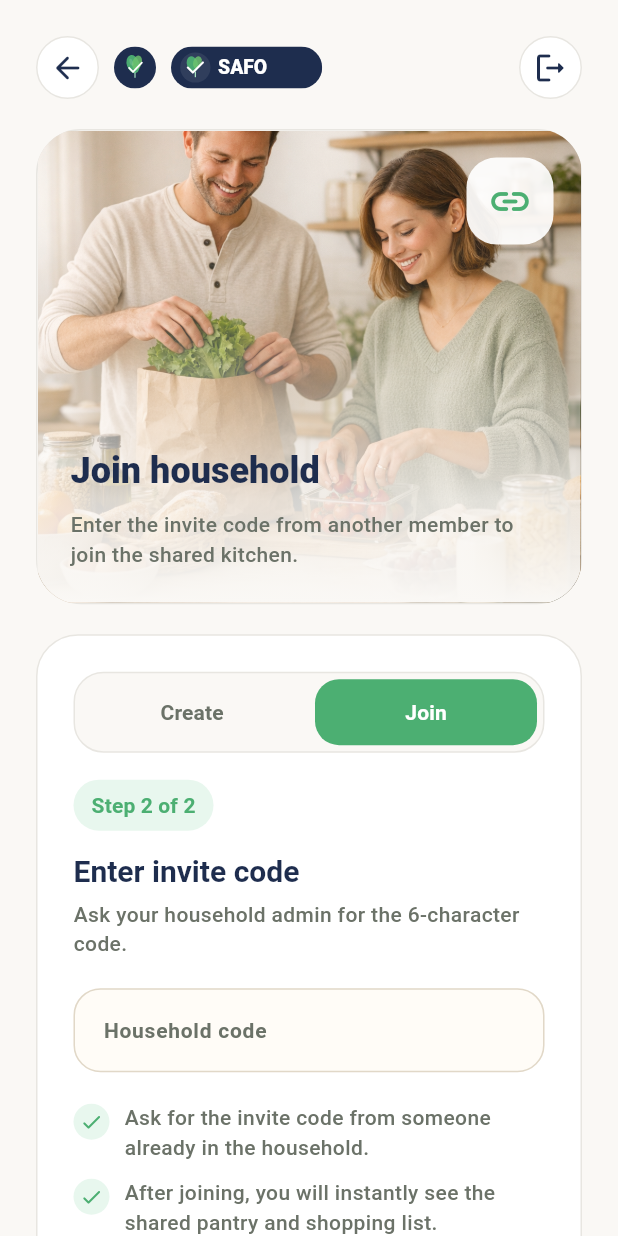
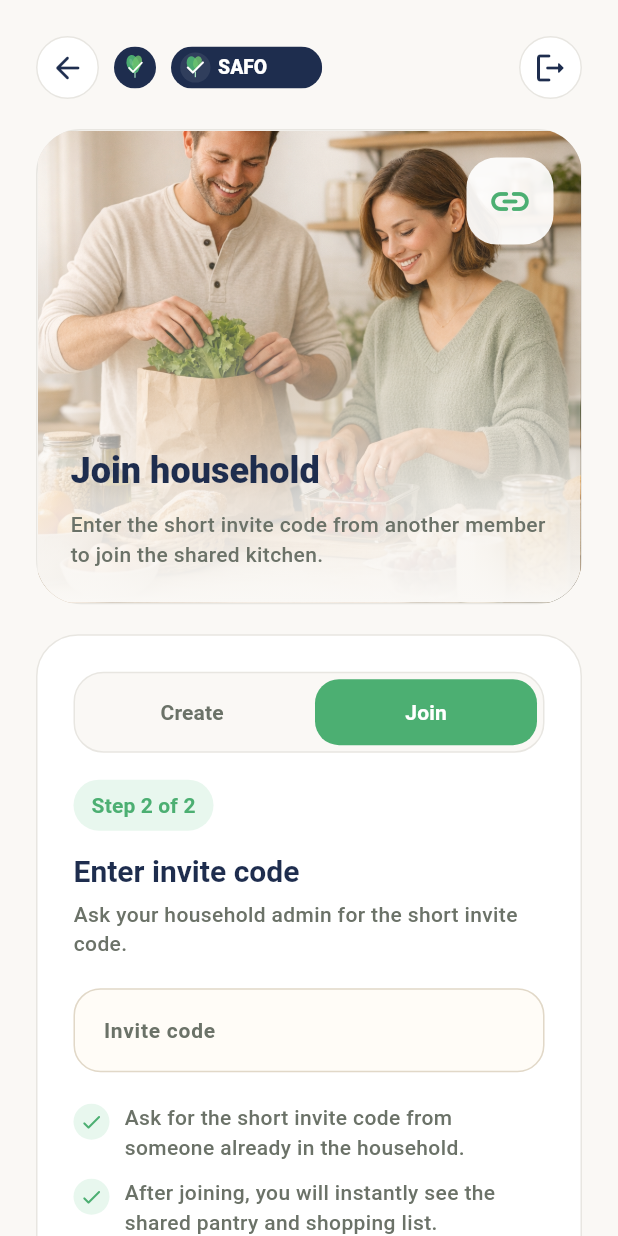
Before and after one commit to marcelhotka/food-inventory-mobile, a Flutter app: the screen it shows once a user with an empty profile is signed in, after a tap on "Create household", after a tap on "Join", on a phone screen of 412 x 824 dp. Run offline on Flutter 3.47's test engine with Material 3 defaults, Android fonts, the phone set to English and light mode, and no system bars; our stand-ins replace flutter_dotenv, flutter_svg, image_picker, supabase_flutter; accounts and stored records are empty; network calls fail.

Commit message:
Use short household invite codes

```diff
--- a/lib/features/households/presentation/household_screen.dart
+++ b/lib/features/households/presentation/household_screen.dart
@@ -75,13 +75,13 @@ class _HouseholdScreenState extends State<HouseholdScreen> {
   }
 
   Future<void> _copyCode() async {
-    await Clipboard.setData(ClipboardData(text: widget.household.id));
+    await Clipboard.setData(ClipboardData(text: widget.household.inviteCode));
     if (!mounted) return;
     showSuccessFeedback(
       context,
       context.tr(
-        en: 'Household code copied.',
-        sk: 'Kód domácnosti bol skopírovaný.',
+        en: 'Invite code copied.',
+        sk: 'Pozývací kód bol skopírovaný.',
       ),
     );
   }
@@ -216,7 +216,7 @@ class _HouseholdScreenState extends State<HouseholdScreen> {
                   ),
                   const SizedBox(height: 14),
                   _HouseholdCodeCard(
-                    householdId: widget.household.id,
+                    inviteCode: widget.household.inviteCode,
                     onCopyCode: _copyCode,
                   ),
                   const SizedBox(height: 16),
@@ -245,8 +245,8 @@ class _HouseholdScreenState extends State<HouseholdScreen> {
                             const SizedBox(height: 8),
                             Text(
                               context.tr(
-                                en: 'Try pulling to refresh after another user joins with your household code.',
-                                sk: 'Skús potiahnuť na obnovenie po tom, ako sa ďalší používateľ pripojí cez kód tvojej domácnosti.',
+                                en: 'Try pulling to refresh after another user joins with your invite code.',
+                                sk: 'Skús potiahnuť na obnovenie po tom, ako sa ďalší používateľ pripojí cez tvoj pozývací kód.',
                               ),
                               textAlign: TextAlign.center,
                               style: Theme.of(context).textTheme.bodySmall,
@@ -1559,11 +1559,11 @@ class _HouseholdSummaryCard extends StatelessWidget {
 }
 
 class _HouseholdCodeCard extends StatelessWidget {
-  final String householdId;
+  final String inviteCode;
   final VoidCallback onCopyCode;
 
   const _HouseholdCodeCard({
-    required this.householdId,
+    required this.inviteCode,
     required this.onCopyCode,
   });
 
@@ -1588,8 +1588,8 @@ class _HouseholdCodeCard extends StatelessWidget {
             const SizedBox(height: 8),
             Text(
               context.tr(
-                en: 'Share this household code with your family so they can join the same pantry, shopping list, and meal plan.',
-                sk: 'Zdieľaj tento kód domácnosti s rodinou, aby sa pripojili do rovnakej špajze, nákupu a jedálnička.',
+                en: 'Share this short invite code with your family so they can join the same pantry, shopping list, and meal plan.',
+                sk: 'Zdieľaj tento krátky pozývací kód s rodinou, aby sa pripojili do rovnakej špajze, nákupu a jedálnička.',
               ),
               style: Theme.of(context).textTheme.bodyMedium?.copyWith(
                 color: SafoColors.textSecondary,
@@ -1605,7 +1605,7 @@ class _HouseholdCodeCard extends StatelessWidget {
                 borderRadius: BorderRadius.circular(16),
               ),
               child: SelectableText(
-                householdId,
+                inviteCode,
                 style: Theme.of(
                   context,
                 ).textTheme.bodyLarge?.copyWith(fontWeight: FontWeight.w700),
@@ -1615,7 +1615,9 @@ class _HouseholdCodeCard extends StatelessWidget {
             FilledButton.tonalIcon(
               onPressed: onCopyCode,
               icon: const Icon(Icons.copy_outlined),
-              label: Text(context.tr(en: 'Copy code', sk: 'Kopírovať kód')),
+              label: Text(
+                context.tr(en: 'Copy invite code', sk: 'Kopírovať kód'),
+              ),
             ),
           ],
         ),
--- a/lib/features/households/presentation/household_setup_screen.dart
+++ b/lib/features/households/presentation/household_setup_screen.dart
@@ -7,6 +7,7 @@ import '../../../core/widgets/app_feedback.dart';
 import '../../../core/widgets/safo_logo.dart';
 import '../../auth/data/auth_repository.dart';
 import '../../auth/presentation/sign_out_action.dart';
+import '../data/household_remote_data_source.dart';
 import '../data/household_repository.dart';
 import '../domain/household.dart';
 
@@ -123,7 +124,7 @@ class _HouseholdSetupScreenState extends State<HouseholdSetupScreen> {
     if ((_joinCodeController.text).trim().isEmpty) {
       showErrorFeedback(
         context,
-        context.tr(en: 'Enter a household code.', sk: 'Zadaj kód domácnosti.'),
+        context.tr(en: 'Enter an invite code.', sk: 'Zadaj pozývací kód.'),
       );
       return;
     }
@@ -143,6 +144,9 @@ class _HouseholdSetupScreenState extends State<HouseholdSetupScreen> {
           sk: 'Pripojenie do domácnosti bolo úspešné.',
         ),
       );
+    } on HouseholdJoinCodeException catch (error) {
+      if (!mounted) return;
+      showErrorFeedback(context, _joinCodeErrorMessage(context, error));
     } catch (_) {
       if (!mounted) return;
       showErrorFeedback(
@@ -159,6 +163,30 @@ class _HouseholdSetupScreenState extends State<HouseholdSetupScreen> {
         });
       }
     }
+  }
+
+  String _joinCodeErrorMessage(
+    BuildContext context,
+    HouseholdJoinCodeException error,
+  ) {
+    return switch (error.message) {
+      'Household code is empty.' => context.tr(
+        en: 'Enter an invite code.',
+        sk: 'Zadaj pozývací kód.',
+      ),
+      'Household code was not found.' => context.tr(
+        en: 'Invite code was not found.',
+        sk: 'Pozývací kód sa nenašiel.',
+      ),
+      'Household code matched more than one household.' => context.tr(
+        en: 'Invite code matched more than one household. Ask for a newer code.',
+        sk: 'Pozývací kód sedí na viac domácností. Vyžiadaj si novší kód.',
+      ),
+      _ => context.tr(
+        en: 'Failed to join household.',
+        sk: 'Do domácnosti sa nepodarilo pripojiť.',
+      ),
+    };
   }
 
   void _goTo(_HouseholdSetupStep step) {
@@ -207,10 +235,7 @@ class _HouseholdSetupScreenState extends State<HouseholdSetupScreen> {
                     height: 28,
                   ),
                   const SizedBox(width: 10),
-                  const SafoLogo(
-                    variant: SafoLogoVariant.pill,
-                    height: 28,
-                  ),
+                  const SafoLogo(variant: SafoLogoVariant.pill, height: 28),
                   const Spacer(),
                   _HouseholdHeaderButton(
                     icon: Icons.logout_rounded,
@@ -221,7 +246,8 @@ class _HouseholdSetupScreenState extends State<HouseholdSetupScreen> {
               const SizedBox(height: 20),
               _HouseholdHero(step: _step),
               const SizedBox(height: 20),
-              if (_step == _HouseholdSetupStep.choose && !_isEditingExistingHousehold) ...[
+              if (_step == _HouseholdSetupStep.choose &&
+                  !_isEditingExistingHousehold) ...[
                 Container(
                   padding: const EdgeInsets.symmetric(
                     horizontal: 16,
@@ -240,9 +266,8 @@ class _HouseholdSetupScreenState extends State<HouseholdSetupScreen> {
                           en: 'Choose how you want to start',
                           sk: 'Vyber si, ako chceš začať',
                         ),
-                        style: Theme.of(context).textTheme.titleMedium?.copyWith(
-                          fontWeight: FontWeight.w800,
-                        ),
+                        style: Theme.of(context).textTheme.titleMedium
+                            ?.copyWith(fontWeight: FontWeight.w800),
                       ),
                       const SizedBox(height: 6),
                       Text(
@@ -320,19 +345,13 @@ class _HouseholdSetupScreenState extends State<HouseholdSetupScreen> {
                         ],
                         _HouseholdSectionBadge(
                           label: _step == _HouseholdSetupStep.join
-                              ? context.tr(
-                                  en: 'Step 2 of 2',
-                                  sk: 'Krok 2 z 2',
-                                )
+                              ? context.tr(en: 'Step 2 of 2', sk: 'Krok 2 z 2')
                               : _isEditingExistingHousehold
                               ? context.tr(
                                   en: 'Update your household',
                                   sk: 'Uprav svoju domácnosť',
                                 )
-                              : context.tr(
-                                  en: 'Step 2 of 2',
-                                  sk: 'Krok 2 z 2',
-                                ),
+                              : context.tr(en: 'Step 2 of 2', sk: 'Krok 2 z 2'),
                         ),
                         const SizedBox(height: 14),
                         Text(
@@ -350,16 +369,15 @@ class _HouseholdSetupScreenState extends State<HouseholdSetupScreen> {
                                   en: 'Name your household',
                                   sk: 'Pomenuj domácnosť',
                                 ),
-                          style: Theme.of(context).textTheme.titleLarge?.copyWith(
-                            fontWeight: FontWeight.w700,
-                          ),
+                          style: Theme.of(context).textTheme.titleLarge
+                              ?.copyWith(fontWeight: FontWeight.w700),
                         ),
                         const SizedBox(height: 8),
                         Text(
                           _step == _HouseholdSetupStep.join
                               ? context.tr(
-                                  en: 'Ask your household admin for the 6-character code.',
-                                  sk: 'Požiadaj správcu domácnosti o 6-miestny kód.',
+                                  en: 'Ask your household admin for the short invite code.',
+                                  sk: 'Požiadaj správcu domácnosti o krátky pozývací kód.',
                                 )
                               : _isEditingExistingHousehold
                               ? context.tr(
@@ -370,9 +388,8 @@ class _HouseholdSetupScreenState extends State<HouseholdSetupScreen> {
                                   en: 'Choose a name everyone at home will recognize.',
                                   sk: 'Vyber názov, ktorý bude doma každému jasný.',
                                 ),
-                          style: Theme.of(context).textTheme.bodyMedium?.copyWith(
-                            color: SafoColors.textSecondary,
-                          ),
+                          style: Theme.of(context).textTheme.bodyMedium
+                              ?.copyWith(color: SafoColors.textSecondary),
                         ),
                         const SizedBox(height: 20),
                         if (_step == _HouseholdSetupStep.join)
@@ -380,10 +397,7 @@ class _HouseholdSetupScreenState extends State<HouseholdSetupScreen> {
                             controller: _joinCodeController,
                             textCapitalization: TextCapitalization.characters,
                             decoration: appInputDecoration(
-                              context.tr(
-                                en: 'Household code',
-                                sk: 'Kód domácnosti',
-                              ),
+                              context.tr(en: 'Invite code', sk: 'Pozývací kód'),
                             ),
                           )
                         else
@@ -410,8 +424,8 @@ class _HouseholdSetupScreenState extends State<HouseholdSetupScreen> {
                           items: _step == _HouseholdSetupStep.join
                               ? [
                                   context.tr(
-                                    en: 'Ask for the invite code from someone already in the household.',
-                                    sk: 'Vyžiadaj si pozývací kód od niekoho, kto už v domácnosti je.',
+                                    en: 'Ask for the short invite code from someone already in the household.',
+                                    sk: 'Vyžiadaj si krátky pozývací kód od niekoho, kto už v domácnosti je.',
                                   ),
                                   context.tr(
                                     en: 'After joining, you will instantly see the shared pantry and shopping list.',
@@ -546,10 +560,7 @@ class _HouseholdHeaderButton extends StatelessWidget {
   final IconData icon;
   final VoidCallback onTap;
 
-  const _HouseholdHeaderButton({
-    required this.icon,
-    required this.onTap,
-  });
+  const _HouseholdHeaderButton({required this.icon, required this.onTap});
 
   @override
   Widget build(BuildContext context) {
@@ -596,10 +607,7 @@ class _HouseholdModeSwitcher extends StatelessWidget {
         children: [
           Expanded(
             child: _HouseholdModeButton(
-              label: context.tr(
-                en: 'Create',
-                sk: 'Vytvoriť',
-              ),
+              label: context.tr(en: 'Create', sk: 'Vytvoriť'),
               selected: selectedStep == _HouseholdSetupStep.create,
               onTap: () => onSelected(_HouseholdSetupStep.create),
             ),
@@ -607,10 +615,7 @@ class _HouseholdModeSwitcher extends StatelessWidget {
           const SizedBox(width: 8),
           Expanded(
             child: _HouseholdModeButton(
-              label: context.tr(
-                en: 'Join',
-                sk: 'Pripojiť sa',
-              ),
+              label: context.tr(en: 'Join', sk: 'Pripojiť sa'),
               selected: selectedStep == _HouseholdSetupStep.join,
               onTap: () => onSelected(_HouseholdSetupStep.join),
             ),
@@ -669,7 +674,8 @@ class _HouseholdHero extends StatelessWidget {
       _HouseholdSetupStep.create => Icons.add_home_rounded,
       _HouseholdSetupStep.join => Icons.link_rounded,
     };
-    final heroImage = step == _HouseholdSetupStep.create ||
+    final heroImage =
+        step == _HouseholdSetupStep.create ||
             step == _HouseholdSetupStep.choose ||
             step == _HouseholdSetupStep.join
         ? Image.asset(
@@ -677,9 +683,7 @@ class _HouseholdHero extends StatelessWidget {
             fit: BoxFit.cover,
             alignment: Alignment.center,
           )
-        : Container(
-            color: const Color(0xFFE8F7EE),
-          );
+        : Container(color: const Color(0xFFE8F7EE));
 
     return Container(
       decoration: BoxDecoration(
@@ -689,10 +693,7 @@ class _HouseholdHero extends StatelessWidget {
       clipBehavior: Clip.antiAlias,
       child: Stack(
         children: [
-          AspectRatio(
-            aspectRatio: 1.15,
-            child: heroImage,
-          ),
+          AspectRatio(aspectRatio: 1.15, child: heroImage),
           Positioned.fill(
             child: DecoratedBox(
               decoration: BoxDecoration(
@@ -720,11 +721,7 @@ class _HouseholdHero extends StatelessWidget {
                 color: Colors.white.withValues(alpha: 0.92),
                 borderRadius: BorderRadius.circular(20),
               ),
-              child: Icon(
-                icon,
-                color: SafoColors.primary,
-                size: 30,
-              ),
+              child: Icon(icon, color: SafoColors.primary, size: 30),
             ),
           ),
           Positioned(
@@ -765,8 +762,8 @@ class _HouseholdHero extends StatelessWidget {
                       sk: 'Začni odznova a vytvor jedno spoločné miesto pre špajzu, nákup aj plánovanie.',
                     ),
                     _HouseholdSetupStep.join => context.tr(
-                      en: 'Enter the invite code from another member to join the shared kitchen.',
-                      sk: 'Zadaj pozývací kód od ďalšieho člena a pripoj sa do spoločnej kuchyne.',
+                      en: 'Enter the short invite code from another member to join the shared kitchen.',
+                      sk: 'Zadaj krátky pozývací kód od ďalšieho člena a pripoj sa do spoločnej kuchyne.',
                     ),
                   },
                   style: Theme.of(context).textTheme.bodyMedium?.copyWith(
@@ -870,9 +867,9 @@ class _HouseholdInfoCard extends StatelessWidget {
               children: [
                 Text(
                   title,
-                  style: Theme.of(context).textTheme.titleSmall?.copyWith(
-                    fontWeight: FontWeight.w800,
-                  ),
+                  style: Theme.of(
+                    context,
+                  ).textTheme.titleSmall?.copyWith(fontWeight: FontWeight.w800),
                 ),
                 const SizedBox(height: 4),
                 Text(
```
Also changed, not shown: lib/features/households/data/household_remote_data_source.dart (+51 -2 lines), lib/features/households/domain/household.dart (+8 -0 lines), 1 other file.
